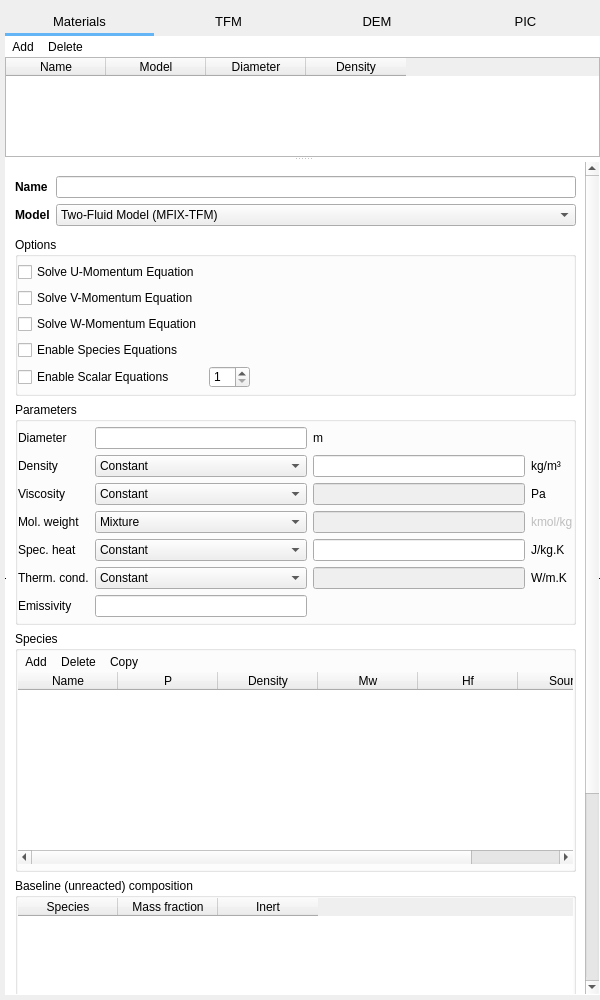
Before: the Qt Designer form mfixgui/uifiles/solids.ui in truongd8593/mfix, drawn with Qt 5.
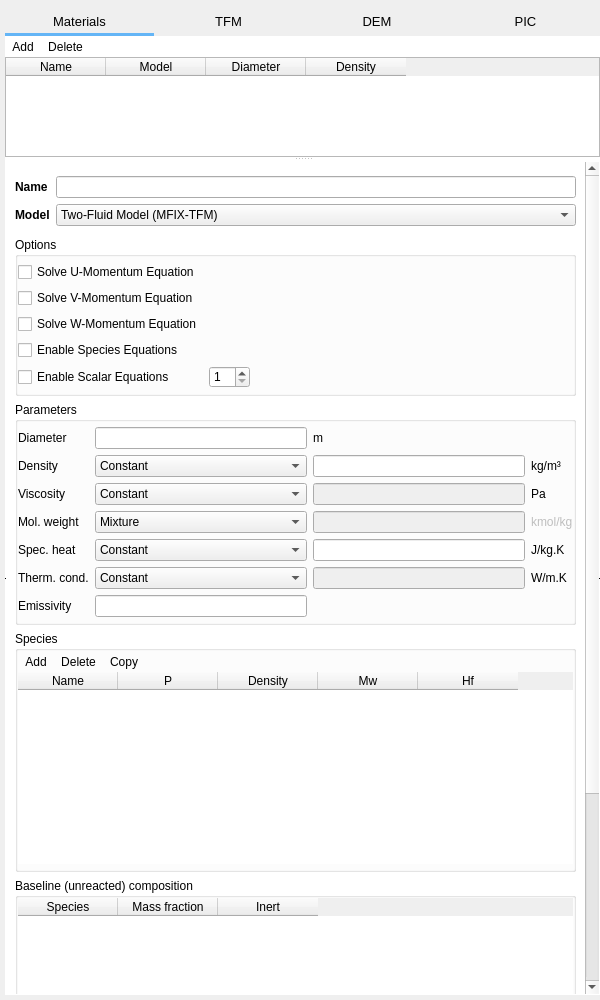
After: the same form once the commit is applied. Custom widgets are drawn as their Qt base class.

Commit message: remove 'Source' column from species tables

Patch:
```diff
--- a/mfixgui/uifiles/solids.ui
+++ b/mfixgui/uifiles/solids.ui
@@ -1091,14 +1091,6 @@
                    <string>Heat of formation</string>
                   </property>
                  </column>
-                 <column>
-                  <property name="text">
-                   <string>Source</string>
-                  </property>
-                  <property name="toolTip">
-                   <string>Data source</string>
-                  </property>
-                 </column>
                 </widget>
                </item>
                <item row="0" column="0">
```
Left out of the diff: 2 changed lines with no effect on the pictures. The commit also changes 3 other files.
